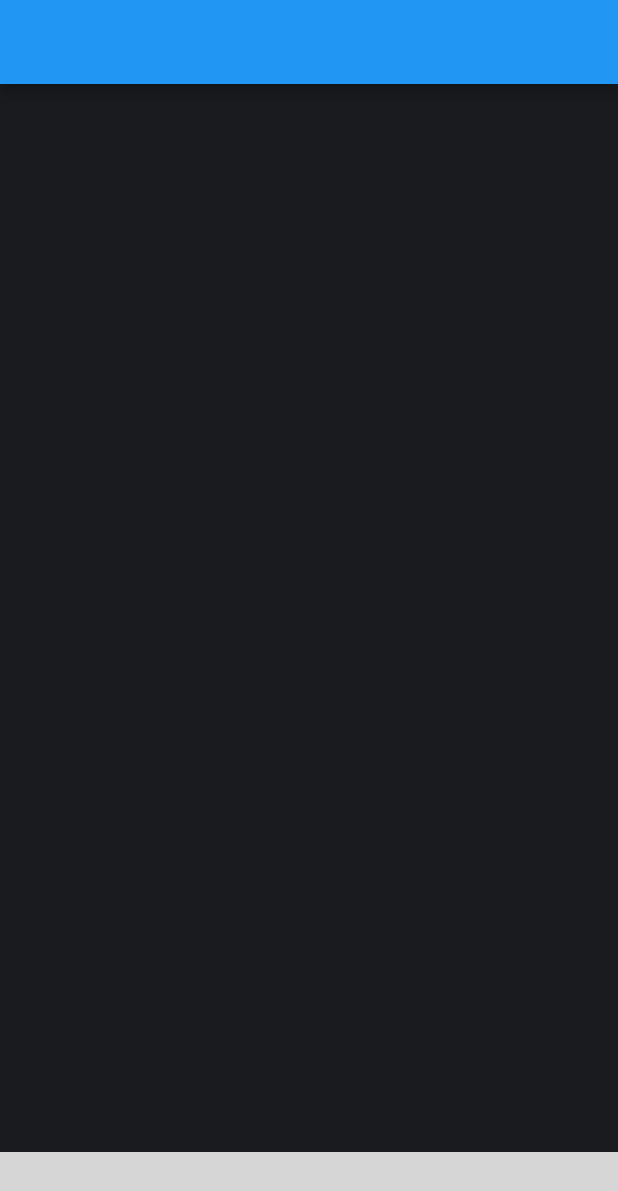
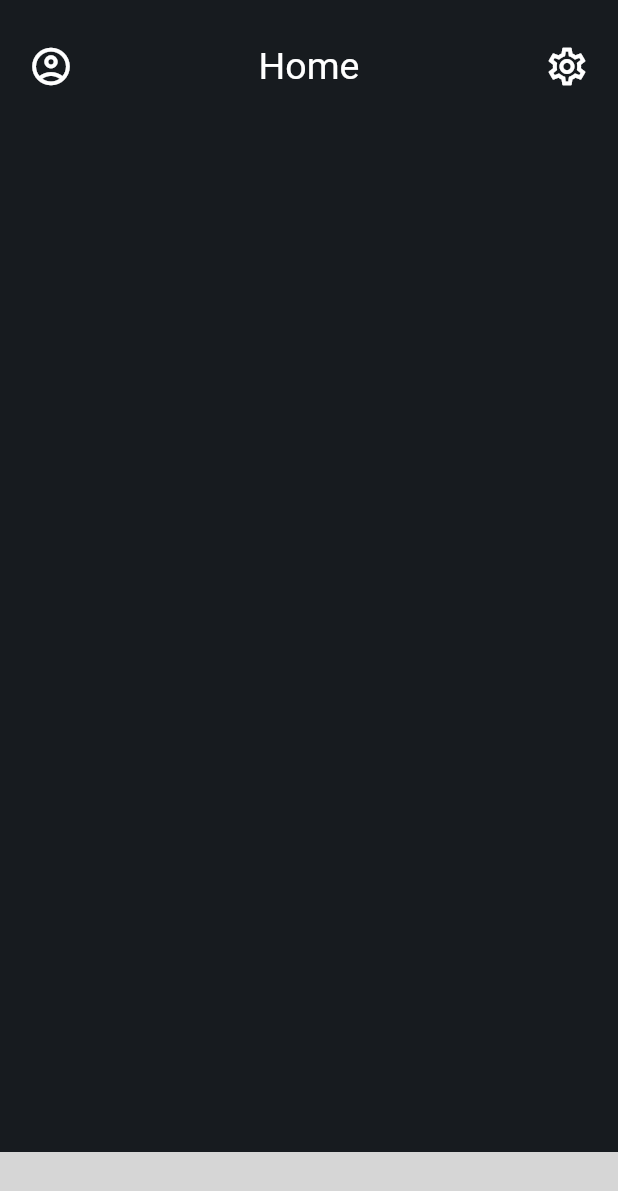
Before and after one commit to mstermigol/Sound, a Flutter app: the screen it shows after launch, on a phone screen of 412 x 824 dp. Shown: the top 1191 px of the screen. Run offline on Flutter 3.47's test engine with Material 2 defaults, Android fonts, the phone set to English and light mode, and no system bars; grey boxes are pictures that could not be loaded.

Commit message:
Created the "appbar" of the home page

```diff
--- a/lib/screens/home_screen.dart
+++ b/lib/screens/home_screen.dart
@@ -5,11 +5,41 @@ class HomeScreen extends StatelessWidget{
 
   @override
   Widget build(BuildContext context){
-    return Scaffold(
-      appBar: AppBar(),
-      body: Container(),
-      backgroundColor: const Color.fromRGBO(25, 27, 31, 1),
-
+    return SafeArea(
+      child: Column(
+        children: [
+          const SizedBox(
+            height: 20.0,
+          ),
+          Padding(
+            padding: const EdgeInsets.symmetric(horizontal: 10.0),
+            child: Row(
+              mainAxisAlignment: MainAxisAlignment.spaceBetween,
+            children: [
+              IconButton(
+              iconSize: 30.0,
+              color: Colors.white,
+              icon: const Icon(Icons.account_circle_outlined),
+              tooltip: "User",
+              onPressed: () {},
+            ),
+            const Text("Home", style: TextStyle(
+              fontSize: 25.0,
+              color: Colors.white,
+              fontFamily: "roboto"
+            ), ),
+            IconButton(
+              color: Colors.white,
+              iconSize: 30.0,
+              icon: const Icon(Icons.settings_outlined),
+              tooltip: "Configuration",
+              onPressed: () {}),
+            ],
+            ),
+          ),
+          Expanded(child: Container())
+          ],
+        ),
     );
   }
 
```
